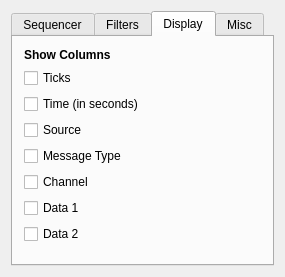
Above: src/configdialogbase.ui from KottV/kmidimon before the change. Below: the same form after it.
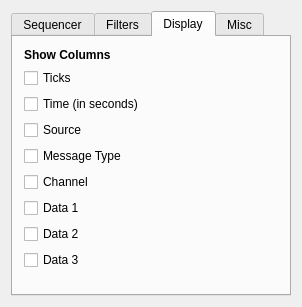
That is the form after the change. The open tabs and pages were chosen to show the change. Custom widgets are drawn as their Qt base class.

```diff
--- a/src/configdialogbase.ui
+++ b/src/configdialogbase.ui
@@ -26,8 +26,8 @@
    <rect>
     <x>0</x>
     <y>0</y>
-    <width>285</width>
-    <height>277</height>
+    <width>302</width>
+    <height>307</height>
    </rect>
   </property>
   <property name="sizePolicy">
@@ -245,8 +245,8 @@
       <attribute name="title">
        <string comment="Columns to show">Display</string>
       </attribute>
-      <layout class="QGridLayout" name="gridLayout_5">
-       <item row="0" column="0">
+      <layout class="QVBoxLayout" name="verticalLayout">
+       <item>
         <widget class="QLabel" name="label_3">
          <property name="font">
           <font>
@@ -260,7 +260,7 @@
          </property>
         </widget>
        </item>
-       <item row="1" column="0">
+       <item>
         <widget class="QCheckBox" name="m_showTicksColumn">
          <property name="whatsThis">
           <string>Ticks are the musical time units. It is relative to tempo and resolution.</string>
@@ -270,7 +270,7 @@
          </property>
         </widget>
        </item>
-       <item row="3" column="0">
+       <item>
         <widget class="QCheckBox" name="m_showTimeColumn">
          <property name="whatsThis">
           <string>Seconds are absolute time units</string>
@@ -280,7 +280,7 @@
          </property>
         </widget>
        </item>
-       <item row="4" column="0">
+       <item>
         <widget class="QCheckBox" name="m_showSourceColumn">
          <property name="whatsThis">
           <string>MIDI port originating the messages</string>
@@ -290,7 +290,7 @@
          </property>
         </widget>
        </item>
-       <item row="5" column="0">
+       <item>
         <widget class="QCheckBox" name="m_showEventTypeColumn">
          <property name="whatsThis">
           <string>Message type displayed as a text string</string>
@@ -300,7 +300,7 @@
          </property>
         </widget>
        </item>
-       <item row="6" column="0">
+       <item>
         <widget class="QCheckBox" name="m_showChannelColumn">
          <property name="whatsThis">
           <string>MIDI Channel (1 to 16)</string>
@@ -310,7 +310,7 @@
          </property>
         </widget>
        </item>
-       <item row="7" column="0">
+       <item>
         <widget class="QCheckBox" name="m_showData1Column">
          <property name="whatsThis">
           <string>Parameter data depending on the message type</string>
@@ -320,7 +320,7 @@
          </property>
         </widget>
        </item>
-       <item row="8" column="0">
+       <item>
         <widget class="QCheckBox" name="m_showData2Column">
          <property name="whatsThis">
           <string>Parameter data depending on the message type</string>
@@ -330,7 +330,17 @@
          </property>
         </widget>
        </item>
-       <item row="9" column="0">
+       <item>
+        <widget class="QCheckBox" name="m_showData3Column">
+         <property name="whatsThis">
+          <string>Parameter data depending on the message type</string>
+         </property>
+         <property name="text">
+          <string>Data 3</string>
+         </property>
+        </widget>
+       </item>
+       <item>
         <spacer name="verticalSpacer_4">
          <property name="orientation">
           <enum>Qt::Vertical</enum>
```
